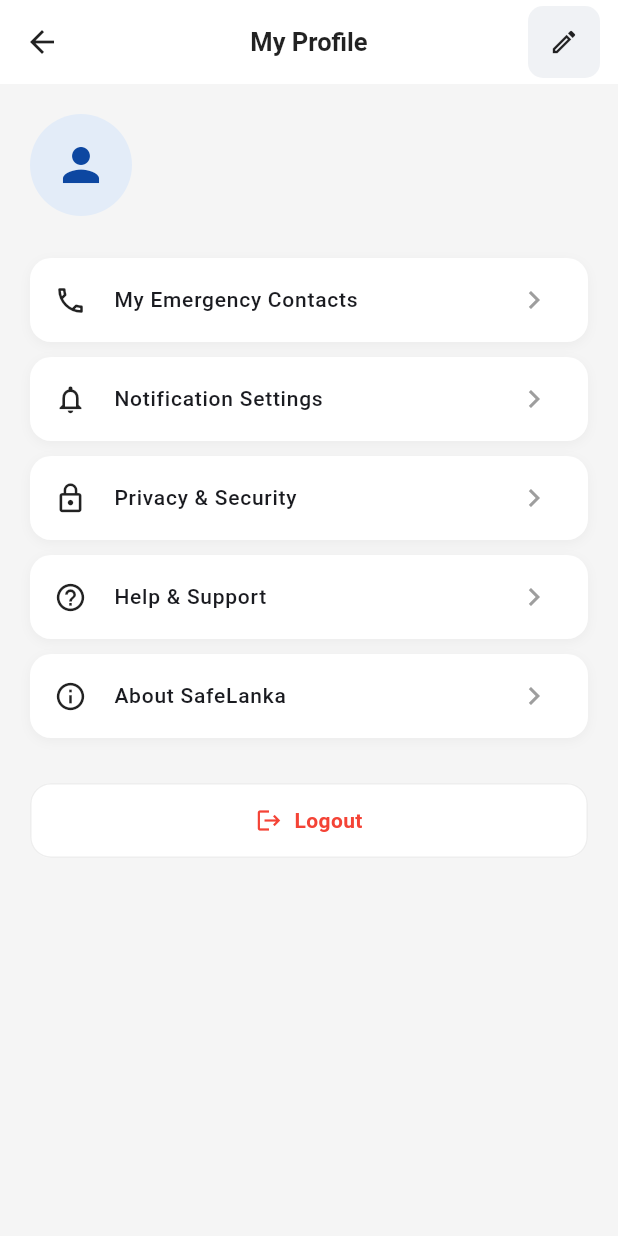
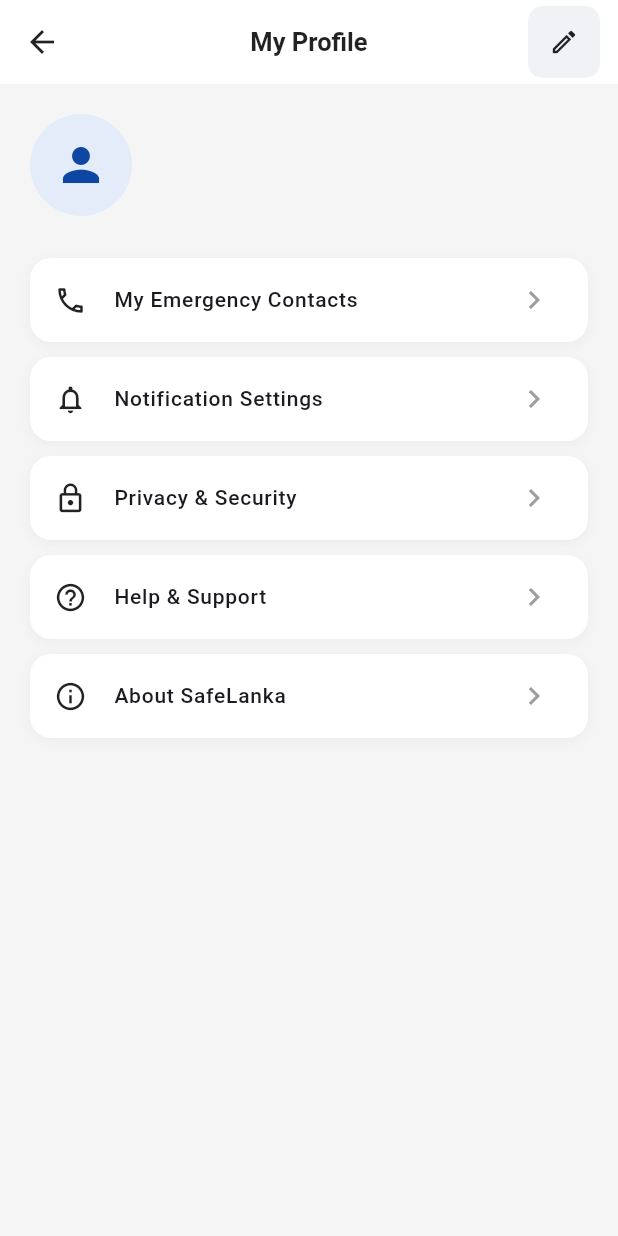
Before and after one commit to Dilmi04/SafeLanka-Mobile-App, a Flutter app: the ProfileScreen screen opened by its route, on a phone screen of 412 x 824 dp. Run offline on Flutter 3.47's test engine with Material 3 defaults, Android fonts, the phone set to English and light mode, and no system bars; our stand-ins replace cloud_firestore, firebase_auth, firebase_core, geolocator, google_sign_in; accounts and stored records are empty.

Commit message:
removed logout button from profile screen

```diff
--- a/lib/screens/profile_screen.dart
+++ b/lib/screens/profile_screen.dart
@@ -7,8 +7,8 @@ class ProfileScreen extends StatelessWidget {
 
   @override
   Widget build(BuildContext context) {
-    final authService = AuthService();
-    final user = authService.currentUser;
+
+    final user = AuthService().currentUser;
 
     return Scaffold(
       backgroundColor: AppColors.background,
@@ -71,40 +71,7 @@ class ProfileScreen extends StatelessWidget {
           _ProfileMenuTile(icon: Icons.help_outline, label: "Help & Support", onTap: () {}),
           _ProfileMenuTile(icon: Icons.info_outline, label: "About SafeLanka", onTap: () {}),
 
-          const SizedBox(height: 20),
 
-          // ---- Logout button ----
-          Material(
-            color: Colors.white,
-            borderRadius: BorderRadius.circular(14),
-            child: InkWell(
-              borderRadius: BorderRadius.circular(14),
-              onTap: () async {
-                await authService.signOut();
-                if (context.mounted) {
-                  Navigator.pushNamedAndRemoveUntil(context, '/home', (route) => false);
-                }
-              },
-              child: Container(
-                padding: const EdgeInsets.symmetric(vertical: 14),
-                decoration: BoxDecoration(
-                  borderRadius: BorderRadius.circular(14),
-                  border: Border.all(color: Colors.grey.shade200),
-                ),
-                child: const Row(
-                  mainAxisAlignment: MainAxisAlignment.center,
-                  children: [
-                    Icon(Icons.logout, color: AppColors.sosRed, size: 18),
-                    SizedBox(width: 8),
-                    Text(
-                      "Logout",
-                      style: TextStyle(color: AppColors.sosRed, fontWeight: FontWeight.w600),
-                    ),
-                  ],
-                ),
-              ),
-            ),
-          ),
         ],
       ),
     );
```
